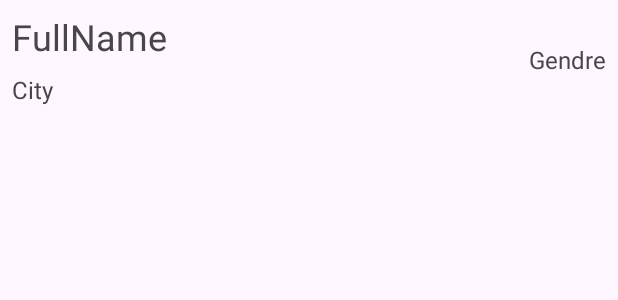
After one commit to anouar-derdouri-development/mini-project-01-main, an Android app: the layout item_user.xml on its own in the app's theme, with its tools: preview values and no code run, on a phone screen of 412 x 824 dp. The commit adds this screen. Shown: the top 300 px of the screen. Run offline under Robolectric (Android 15) with nearby library versions, the phone set to English and light mode, and no system bars.

Commit message:
Display users in custom ListView - Create User Item (layout)

```diff
--- a/app/src/main/java/com/example/mini_project_01/User.java
+++ b/app/src/main/java/com/example/mini_project_01/User.java
@@ -1,4 +1,6 @@
 package com.example.mini_project_01;
+
+import androidx.annotation.NonNull;
 
 import java.util.Locale;
 
@@ -50,4 +52,10 @@ public class User {
     public String fullName() {
         return String.format("%s %s", firstName, lastName);
     }
+
+    @NonNull
+    @Override
+    public String toString() {
+        return String.format("%s\n%s\n%s", fullName(), gender, city);
+    }
 }
--- a/app/src/main/java/com/example/mini_project_01/UsersActivity.java
+++ b/app/src/main/java/com/example/mini_project_01/UsersActivity.java
@@ -38,7 +38,7 @@ public class UsersActivity extends AppCompatActivity implements View.OnClickList
     @Override
     public void onClick(View v) {
         if (v.getId() == R.id.btnUsersActLoadUsers) {
-            ArrayAdapter<String> adapter = new ArrayAdapter<>(
+            ArrayAdapter<User> adapter = new ArrayAdapter<>(
                     this,
                     android.R.layout.simple_list_item_1,
                     getUsers());
--- /dev/null
+++ b/app/src/main/res/layout/item_user.xml
@@ -0,0 +1,42 @@
+<?xml version="1.0" encoding="utf-8"?>
+<androidx.constraintlayout.widget.ConstraintLayout xmlns:android="http://schemas.android.com/apk/res/android"
+    xmlns:app="http://schemas.android.com/apk/res-auto"
+    xmlns:tools="http://schemas.android.com/tools"
+    android:layout_width="match_parent"
+    android:layout_height="wrap_content">
+
+    <TextView
+        android:id="@+id/tvUsersItmFullName"
+        android:layout_width="wrap_content"
+        android:layout_height="wrap_content"
+        android:layout_marginStart="8dp"
+        android:layout_marginTop="8dp"
+        android:text="FullName"
+        android:textSize="24sp"
+        app:layout_constraintStart_toStartOf="parent"
+        app:layout_constraintTop_toTopOf="parent" />
+
+    <TextView
+        android:id="@+id/tvUsersItmGendre"
+        android:layout_width="wrap_content"
+        android:layout_height="wrap_content"
+        android:layout_marginEnd="8dp"
+        android:text="Gendre"
+        android:textSize="16sp"
+        app:layout_constraintBottom_toBottomOf="@+id/tvUsersItmCity"
+        app:layout_constraintEnd_toEndOf="parent"
+        app:layout_constraintTop_toTopOf="@+id/tvUsersItmFullName" />
+
+    <TextView
+        android:id="@+id/tvUsersItmCity"
+        android:layout_width="wrap_content"
+        android:layout_height="wrap_content"
+        android:layout_marginStart="8dp"
+        android:layout_marginTop="8dp"
+        android:layout_marginBottom="8dp"
+        android:text="City"
+        android:textSize="16sp"
+        app:layout_constraintBottom_toBottomOf="parent"
+        app:layout_constraintStart_toStartOf="parent"
+        app:layout_constraintTop_toBottomOf="@+id/tvUsersItmFullName" />
+</androidx.constraintlayout.widget.ConstraintLayout>
```
